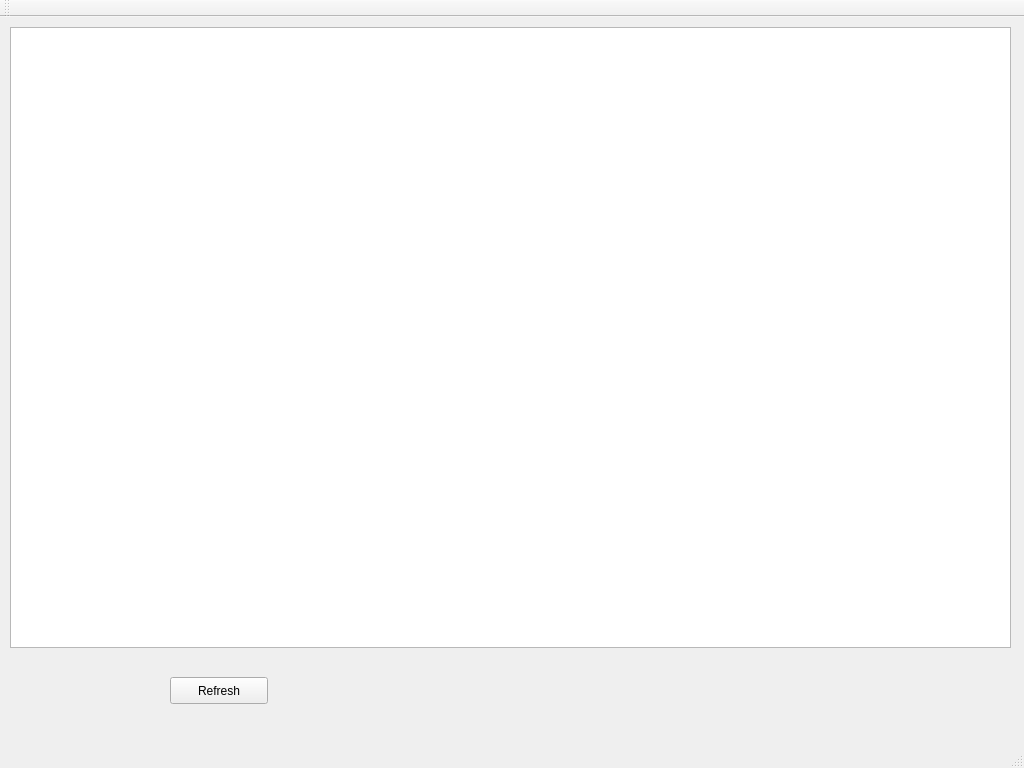
Qt form MainWindow.ui (amdickow/dr_mu_video_streaming) before a commit.
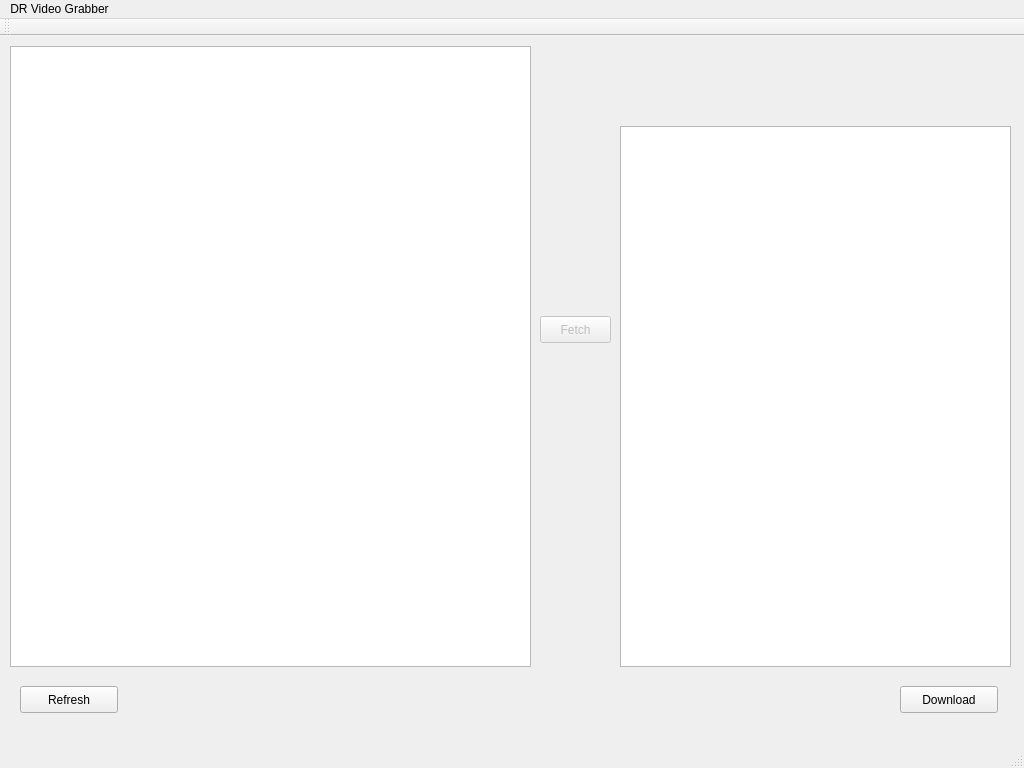
The same form after that commit.

Commit message: Update for UI and video download (part1)

Patch:
```diff
--- a/MainWindow.ui
+++ b/MainWindow.ui
@@ -17,8 +17,8 @@
    <widget class="QPushButton" name="refreshButton">
     <property name="geometry">
      <rect>
-      <x>170</x>
-      <y>660</y>
+      <x>20</x>
+      <y>650</y>
       <width>98</width>
       <height>27</height>
      </rect>
@@ -32,10 +32,77 @@
      <rect>
       <x>10</x>
       <y>10</y>
-      <width>1001</width>
+      <width>521</width>
       <height>621</height>
      </rect>
     </property>
+    <property name="cursor" stdset="0">
+     <cursorShape>OpenHandCursor</cursorShape>
+    </property>
+    <property name="frameShadow">
+     <enum>QFrame::Raised</enum>
+    </property>
+    <property name="lineWidth">
+     <number>2</number>
+    </property>
+    <property name="editTriggers">
+     <set>QAbstractItemView::NoEditTriggers</set>
+    </property>
+    <property name="alternatingRowColors">
+     <bool>true</bool>
+    </property>
+   </widget>
+   <widget class="QListView" name="downloadView">
+    <property name="geometry">
+     <rect>
+      <x>620</x>
+      <y>90</y>
+      <width>391</width>
+      <height>541</height>
+     </rect>
+    </property>
+   </widget>
+   <widget class="QLabel" name="slugHeader">
+    <property name="geometry">
+     <rect>
+      <x>620</x>
+      <y>20</y>
+      <width>391</width>
+      <height>51</height>
+     </rect>
+    </property>
+    <property name="text">
+     <string>&lt;html&gt;&lt;head/&gt;&lt;body&gt;&lt;p&gt;&lt;br/&gt;&lt;/p&gt;&lt;/body&gt;&lt;/html&gt;</string>
+    </property>
+   </widget>
+   <widget class="QPushButton" name="downloadButton">
+    <property name="geometry">
+     <rect>
+      <x>900</x>
+      <y>650</y>
+      <width>98</width>
+      <height>27</height>
+     </rect>
+    </property>
+    <property name="text">
+     <string>Download</string>
+    </property>
+   </widget>
+   <widget class="QPushButton" name="fetchButton">
+    <property name="enabled">
+     <bool>false</bool>
+    </property>
+    <property name="geometry">
+     <rect>
+      <x>540</x>
+      <y>280</y>
+      <width>71</width>
+      <height>27</height>
+     </rect>
+    </property>
+    <property name="text">
+     <string>Fetch</string>
+    </property>
    </widget>
   </widget>
   <widget class="QMenuBar" name="menuBar">
@@ -47,6 +114,13 @@
      <height>25</height>
     </rect>
    </property>
+   <widget class="QMenu" name="menuDR_Video_Grabber">
+    <property name="title">
+     <string>DR Video Grabber</string>
+    </property>
+    <addaction name="actionAbout"/>
+   </widget>
+   <addaction name="menuDR_Video_Grabber"/>
   </widget>
   <widget class="QToolBar" name="mainToolBar">
    <attribute name="toolBarArea">
```
Left out of the diff: 9 changed lines with no effect on the pictures. The commit also changes 9 other files.
